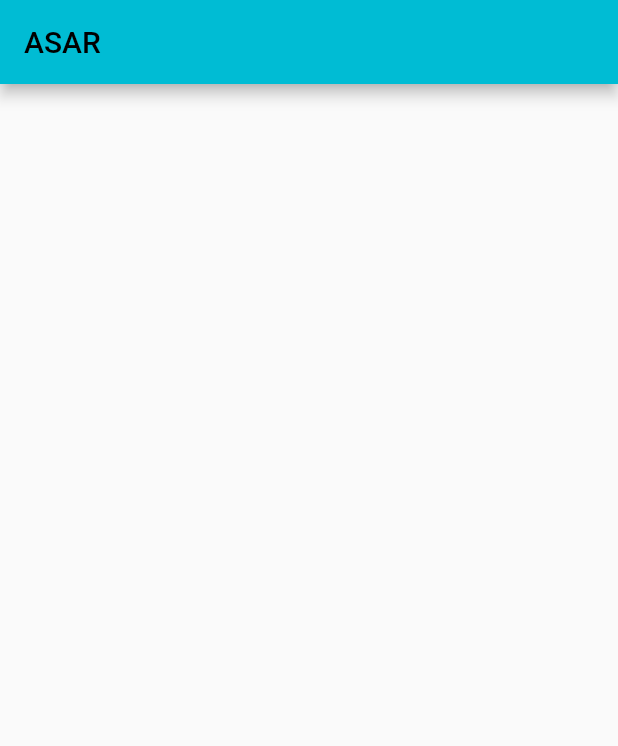
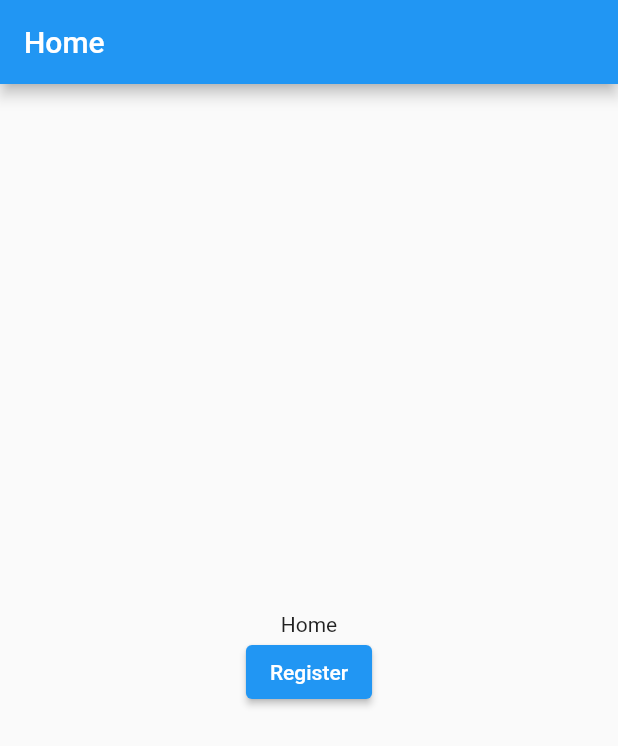
Before and after one commit to space-codes/asar.mobile, a Flutter app: the screen it shows after launch, on a phone screen of 412 x 824 dp. Shown: the top 746 px of the screen. Run offline on Flutter 3.47's test engine with Material 2 defaults, Android fonts, the phone set to English and light mode, and no system bars; our stand-ins replace shared_preferences.

Commit message:
add localization configures

```diff
--- /dev/null
+++ b/assets/languages/ar.json
@@ -0,0 +1,4 @@
+{
+  "home_title": "الصفحة الرئيسية",
+  "register_title": "التسجيل"
+}
--- /dev/null
+++ b/assets/languages/en.json
@@ -0,0 +1,4 @@
+{
+  "home_title": "Home",
+  "register_title": "Register"
+}
--- a/lib/screens/home_screen.dart
+++ b/lib/screens/home_screen.dart
@@ -1,16 +1,60 @@
+import 'package:asar_app/utils/localization/language_model.dart';
+import 'package:asar_app/utils/localization/translate_fun.dart';
 import 'package:flutter/material.dart';
+import 'package:shared_preferences/shared_preferences.dart';
+
+import 'register_screen.dart';
+
+String? localLanguageCode;
+
 class HomeScreen extends StatefulWidget {
-  const HomeScreen({Key? key}) : super(key: key);
+  final Locale? locale;
+
+  const HomeScreen({Key? key, this.locale}) : super(key: key);
 
   @override
-  State<HomeScreen> createState() => _HomeScreenState();
+  _HomeScreenState createState() => _HomeScreenState();
 }
 
 class _HomeScreenState extends State<HomeScreen> {
+  void _select(Language? language) async {
+    Language? _selectedLanguage;
+    SharedPreferences sharedPreferences = await SharedPreferences.getInstance();
+    setState(() {
+      _selectedLanguage = language;
+      sharedPreferences.setString("localLanguage", language!.code);
+    });
+    print(sharedPreferences.getString("localLanguage"));
+  }
+
+  @override
+  void initState() {
+    super.initState();
+  }
+
   @override
   Widget build(BuildContext context) {
     return Scaffold(
-      appBar: AppBar(title: Text("ASAR"),),
+      appBar: AppBar(
+        title: Text(translateHere(context , "home_title")!),
+      ),
+      body: Center(
+        child: Column(
+          mainAxisAlignment: MainAxisAlignment.center,
+          children: <Widget>[
+            Text(
+              translateHere(context, "home_title")!,
+            ),
+            ElevatedButton(
+              onPressed: () {
+                Navigator.of(context).push(
+                    MaterialPageRoute(builder: (context) => const RegisterScreen()));
+              },
+              child: Text(translateHere(context, "register_title")!),
+            )
+          ],
+        ),
+      ),
     );
   }
 }
--- /dev/null
+++ b/lib/utils/localization/language_model.dart
@@ -0,0 +1,15 @@
+class Language {
+  String name;
+  String code;
+
+  Language({required this.name, required this.code});
+
+  static List<Language> getListOfLanguages() {
+    List<Language> languages;
+    languages = [
+      Language(name: "العربية", code: 'ar'),
+      Language(name: "English", code: 'en')
+    ];
+    return languages;
+  }
+}
--- /dev/null
+++ b/lib/utils/localization/translate_fun.dart
@@ -0,0 +1,6 @@
+import 'package:flutter/material.dart';
+import 'app_localization.dart';
+
+String? translateHere(BuildContext context, String key) {
+  return AppLocalization.of(context)!.translate(key);
+}
```
Also changed, not shown: lib/main.dart (+32 -12 lines), lib/screens/register_screen.dart (+17 -0 lines), lib/utils/localization/app_localization.dart (added, +51 -0 lines), lib/utils/navigation_funs.dart (added, +16 -0 lines), lib/utils/size_helper/size_helper_source.dart (+18 -14 lines), pubspec.yaml (+6 -1 lines), lib/screens/settings.dart (added), 1 other file.
